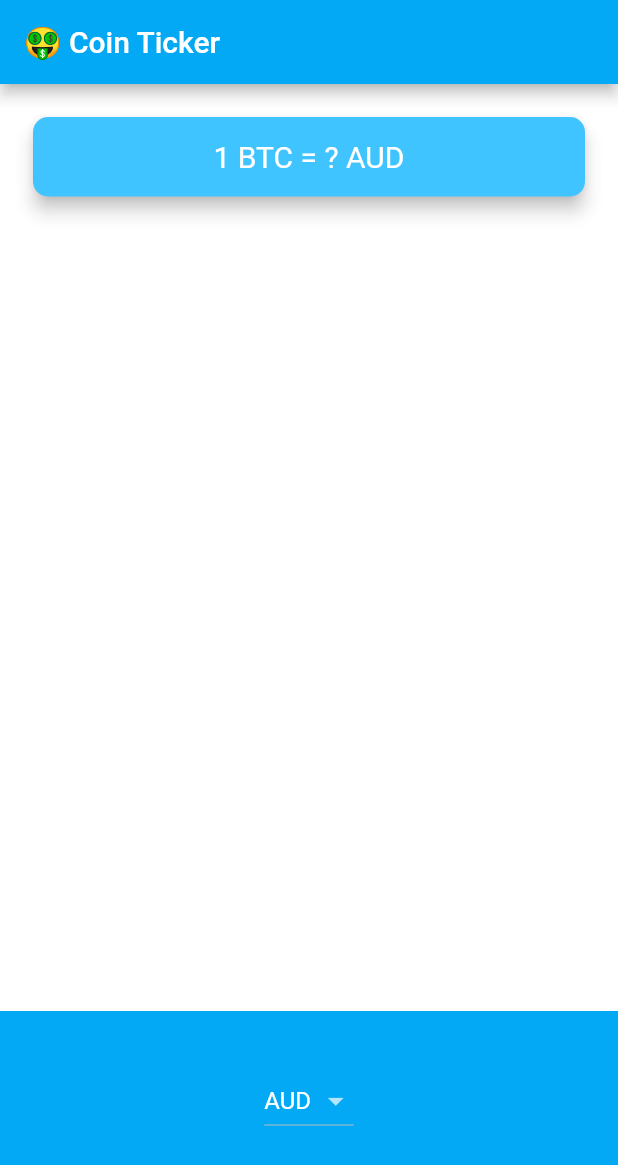
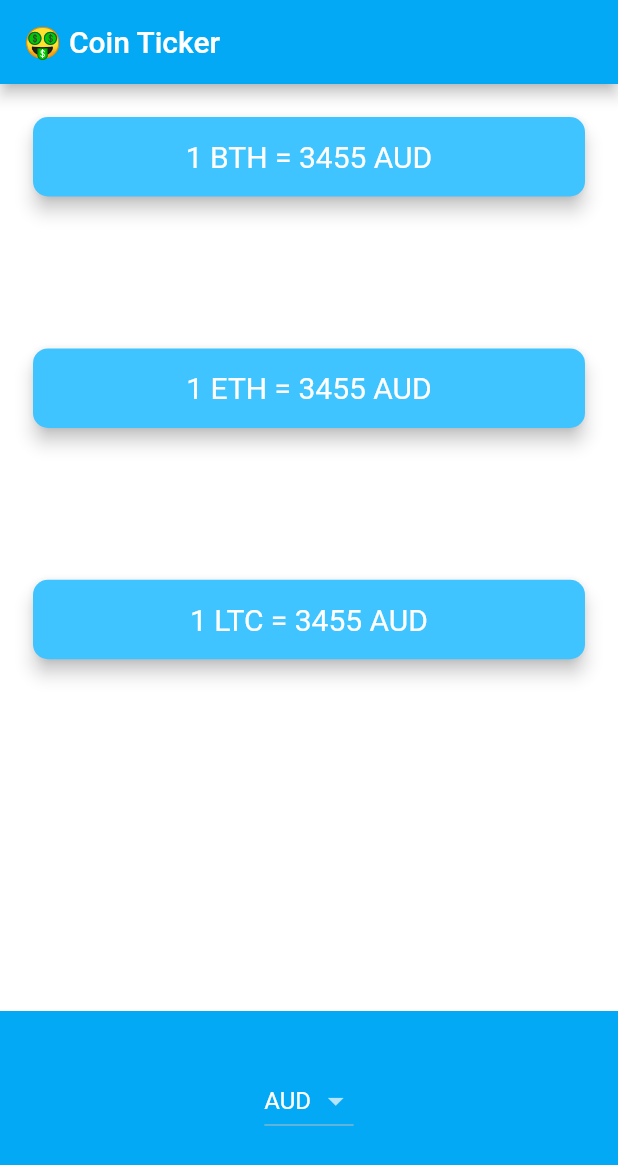
Before and after one commit to jpmehedi/flutter-currency-ticker, a Flutter app: the screen it shows after launch, on a phone screen of 412 x 824 dp. Shown: the top 1165 px of the screen. Run offline on Flutter 3.47's test engine with Material 2 defaults, Android fonts, the phone set to English and light mode, and no system bars; network calls fail.

Commit message:
Update ui

```diff
--- a/lib/price_screen.dart
+++ b/lib/price_screen.dart
@@ -81,26 +81,23 @@ class _PriceScreenState extends State<PriceScreen> {
         mainAxisAlignment: MainAxisAlignment.spaceBetween,
         crossAxisAlignment: CrossAxisAlignment.stretch,
         children: <Widget>[
-          Padding(
-            padding: EdgeInsets.fromLTRB(18.0, 18.0, 18.0, 0),
-            child: Card(
-              color: Colors.lightBlueAccent,
-              elevation: 5.0,
-              shape: RoundedRectangleBorder(
-                borderRadius: BorderRadius.circular(10.0),
-              ),
-              child: Padding(
-                padding: EdgeInsets.symmetric(vertical: 15.0, horizontal: 28.0),
-                child: Text(
-                  '1 BTC = $bitcoinValue $selectedCurrency',
-                  textAlign: TextAlign.center,
-                  style: TextStyle(
-                    fontSize: 20.0,
-                    color: Colors.white,
-                  ),
-                ),
-              ),
-            ),
+          CriptoCard(
+            criptoValue: 'BTH',
+            bitcoinValue: '3455',
+            selectedCurrency: selectedCurrency,
+          ),
+          CriptoCard(
+            criptoValue: 'ETH',
+            bitcoinValue: '3455',
+            selectedCurrency: selectedCurrency,
+          ),
+          CriptoCard(
+            criptoValue: 'LTC',
+            bitcoinValue: '3455',
+            selectedCurrency: selectedCurrency,
+          ),
+          SizedBox(
+            height: 80,
           ),
           Container(
             height: 150.0,
@@ -114,3 +111,36 @@ class _PriceScreenState extends State<PriceScreen> {
     );
   }
 }
+
+class CriptoCard extends StatelessWidget {
+  CriptoCard({this.criptoValue, this.bitcoinValue, this.selectedCurrency});
+
+  final String bitcoinValue;
+  final String selectedCurrency;
+  final String criptoValue;
+
+  @override
+  Widget build(BuildContext context) {
+    return Padding(
+      padding: EdgeInsets.fromLTRB(18.0, 18.0, 18.0, 0),
+      child: Card(
+        color: Colors.lightBlueAccent,
+        elevation: 5.0,
+        shape: RoundedRectangleBorder(
+          borderRadius: BorderRadius.circular(10.0),
+        ),
+        child: Padding(
+          padding: EdgeInsets.symmetric(vertical: 15.0, horizontal: 28.0),
+          child: Text(
+            '1 $criptoValue = $bitcoinValue $selectedCurrency',
+            textAlign: TextAlign.center,
+            style: TextStyle(
+              fontSize: 20.0,
+              color: Colors.white,
+            ),
+          ),
+        ),
+      ),
+    );
+  }
+}
```
